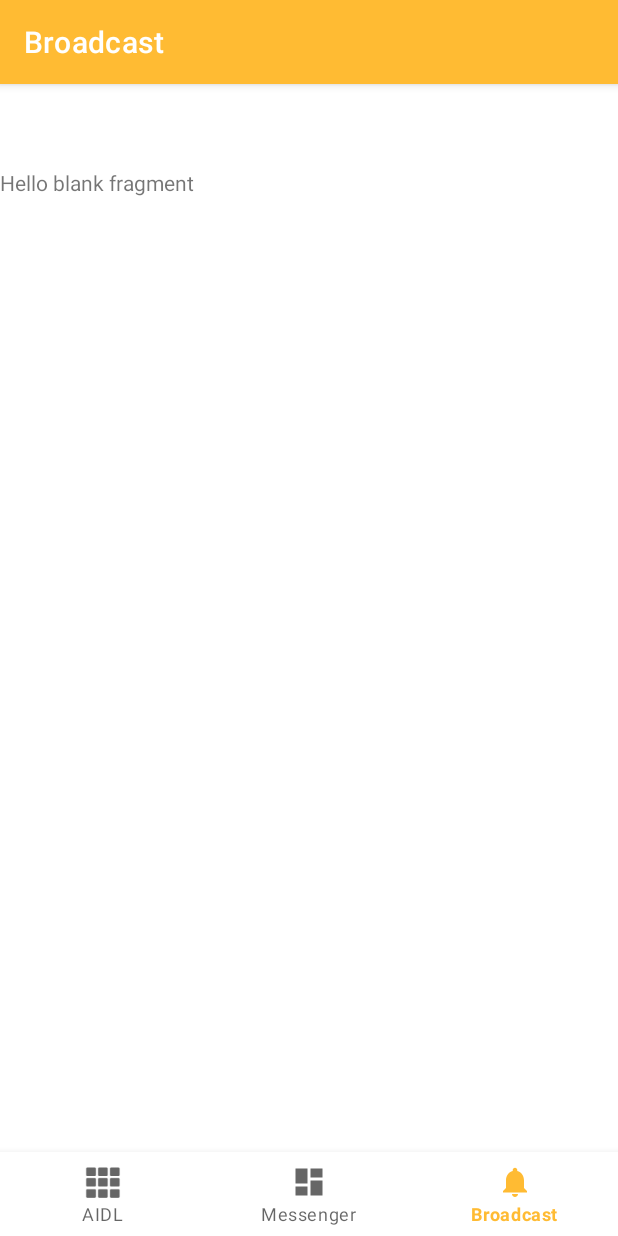
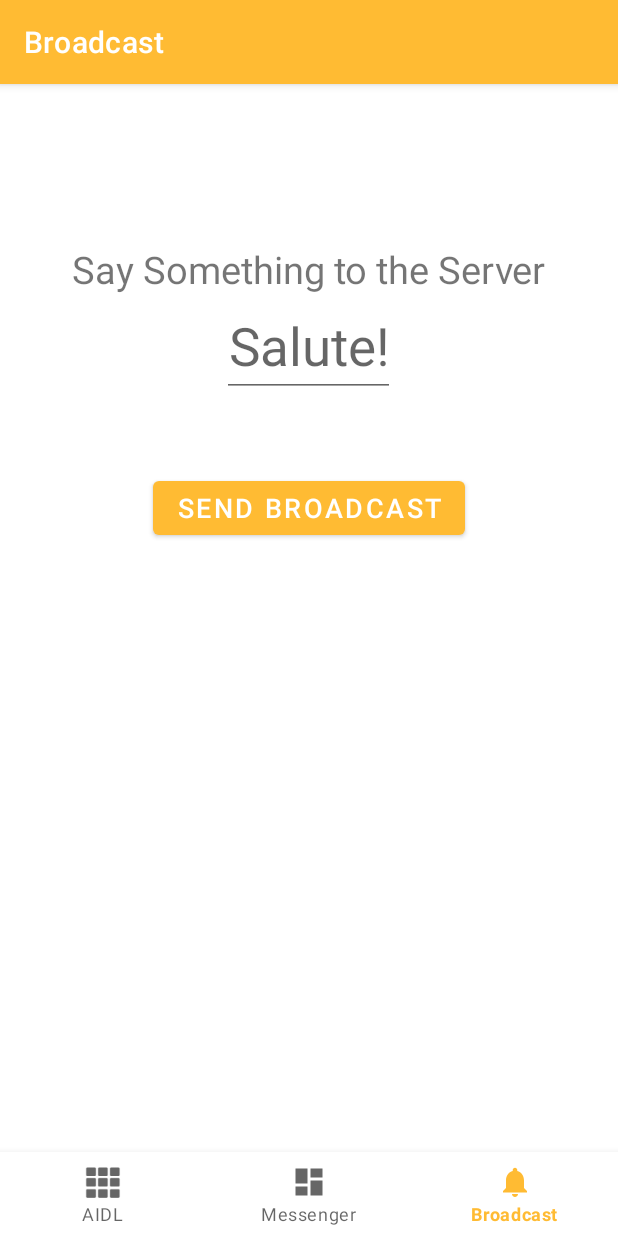
Before and after one commit to mhmdcs/IPC-Client, an Android app: the BroadcastFragment screen opened through its navigation route, on a phone screen of 412 x 824 dp. Run offline under Robolectric (Android 15) with nearby library versions, the phone set to English and light mode, and no system bars; our stand-ins replace navigation-ui.

Commit message:
implement Broadcast IPC

```diff
--- a/app/src/main/java/com/example/ipcclient/ui/broadcast/BroadcastFragment.kt
+++ b/app/src/main/java/com/example/ipcclient/ui/broadcast/BroadcastFragment.kt
@@ -1,23 +1,89 @@
 package com.example.ipcclient.ui.broadcast
 
+import android.content.ComponentName
+import android.content.Intent
 import android.os.Bundle
+import android.os.Process
 import androidx.fragment.app.Fragment
 import android.view.LayoutInflater
 import android.view.View
 import android.view.ViewGroup
+import com.example.ipcclient.DATA
+import com.example.ipcclient.PACKAGE_NAME
+import com.example.ipcclient.PID
 import com.example.ipcclient.R
+import com.example.ipcclient.databinding.FragmentBroadcastBinding
+import java.util.*
 
 // reference article
 // https://proandroiddev.com/ipc-techniques-for-android-broadcast-ee4ed1f56261
 
-class BroadcastFragment : Fragment() {
+// Broadcasts can be sent by the system, or by applications.
+// And other applications can register to listen to those specific broadcasts with BroadcastReceiver.
+// Our client application will send the broadcasts with intents, and our server application will receive them with intents using BroadcastReceiver.
+// In other words, we're initiating one-way communication channel. With broadcasts there is no two-way communication.
+// We will not be able to receive the information from the server application, we will just send a broadcast containing the client’s information. We will show the broadcast time on the screen.
+class BroadcastFragment : Fragment(), View.OnClickListener {
+
+    /**Receivers, by default, are exported and can receive broadcast sent by any other application.
+     *For external receivers, a simple security layer can be created by defining permissions/action filters
+     *in the <receiver> tag in the Manifest. Broadcasts that may come from applications that do not have
+     * the necessary permission/action are prevented from being received this way.
+
+    In this example, we only want to send a broadcast to a specific application(s), so we will use explicit intent
+    by specifying the package name and class name. Explicit receivers are exempt from the restrictions set for receivers
+    defined in Manifest for API level 26. Receivers defined in the manifest are saved while the application is loaded.
+    Then the receiver becomes another entry point for the application. By default in this implementation, the FLAG_INCLUDE_STOPPED_PACKAGES flag is set to true.
+
+    In other words, if this broadcast arrives while the server application is not running, the system will launch the server application.
+    Just like in AIDL and Messenger technique, the bindService call is launching the service/application.*/
+
+    private var _binding: FragmentBroadcastBinding? = null
+    private val binding get() = _binding!!
 
     override fun onCreateView(
         inflater: LayoutInflater, container: ViewGroup?,
         savedInstanceState: Bundle?
-    ): View? {
+    ): View {
+
         // Inflate the layout for this fragment
-        return inflater.inflate(R.layout.fragment_broadcast, container, false)
+        _binding = FragmentBroadcastBinding.inflate(layoutInflater)
+
+        return binding.root
+    }
+
+    override fun onViewCreated(view: View, savedInstanceState: Bundle?) {
+        super.onViewCreated(view, savedInstanceState)
+        binding.btnConnect.setOnClickListener(this)
+    }
+
+    override fun onClick(v: View?) {
+        sendBroadcast()
+        showBroadcastTime()
+    }
+
+    private fun sendBroadcast() {
+        val intent = Intent()
+        intent.action = "com.example.ipcclient"
+        intent.putExtra(PACKAGE_NAME, context?.packageName)
+        intent.putExtra(PID, Process.myPid().toString())
+        intent.putExtra(DATA, binding.editClientData.text.toString())
+        intent.component =
+            ComponentName("com.example.ipcserver", "com.example.ipcserver.IPCBroadcastReceiver")
+
+        activity?.applicationContext?.sendBroadcast(intent)
+    }
+
+    private fun showBroadcastTime() {
+        val cal = Calendar.getInstance()
+        val time = "${cal.get(Calendar.HOUR)}:${cal.get(Calendar.MINUTE)}:${cal.get(Calendar.SECOND)}"
+        binding.linearLayoutClientInfo.visibility = View.VISIBLE
+        binding.txtDate.text = time
+    }
+
+    override fun onDestroyView() {
+        _binding = null
+        super.onDestroyView()
     }
 
 }
--- a/app/src/main/res/layout/fragment_broadcast.xml
+++ b/app/src/main/res/layout/fragment_broadcast.xml
@@ -1,14 +1,56 @@
-<?xml version="1.0" encoding="utf-8"?>
-<FrameLayout xmlns:android="http://schemas.android.com/apk/res/android"
+<LinearLayout xmlns:android="http://schemas.android.com/apk/res/android"
     xmlns:tools="http://schemas.android.com/tools"
     android:layout_width="match_parent"
     android:layout_height="match_parent"
-    tools:context=".ui.broadcast.BroadcastFragment">
+    android:gravity="center_horizontal"
+    android:orientation="vertical"
+    tools:context=".MainActivity">
 
-    <!-- TODO: Update blank fragment layout -->
     <TextView
+        android:layout_width="wrap_content"
+        android:layout_height="wrap_content"
+        android:layout_marginTop="50dp"
+        android:text="@string/say_something_to_server"
+        android:textSize="25sp" />
+
+    <EditText
+        android:id="@+id/edit_client_data"
+        android:layout_width="wrap_content"
+        android:layout_height="wrap_content"
+        android:hint="@string/salute"
+        android:inputType="text"
+        android:textAlignment="center"
+        android:textSize="35sp" />
+
+    <Button
+        android:id="@+id/btn_connect"
+        android:layout_width="wrap_content"
+        android:layout_height="wrap_content"
+        android:layout_marginTop="50dp"
+        android:text="@string/send_broadcast"
+        android:textSize="18sp" />
+
+    <LinearLayout
+        android:id="@+id/linear_layout_client_info"
         android:layout_width="match_parent"
-        android:layout_height="match_parent"
-        android:text="@string/hello_blank_fragment" />
+        android:layout_height="wrap_content"
+        android:gravity="center"
+        android:orientation="vertical"
+        android:visibility="invisible">
 
-</FrameLayout>
+        <TextView
+            android:layout_width="wrap_content"
+            android:layout_height="wrap_content"
+            android:layout_marginTop="50dp"
+            android:text="@string/broadcast_sent"
+            android:textSize="25sp" />
+
+        <TextView
+            android:id="@+id/txt_date"
+            android:layout_width="wrap_content"
+            android:layout_height="wrap_content"
+            android:textSize="50sp" />
+
+    </LinearLayout>
+
+</LinearLayout>
```
